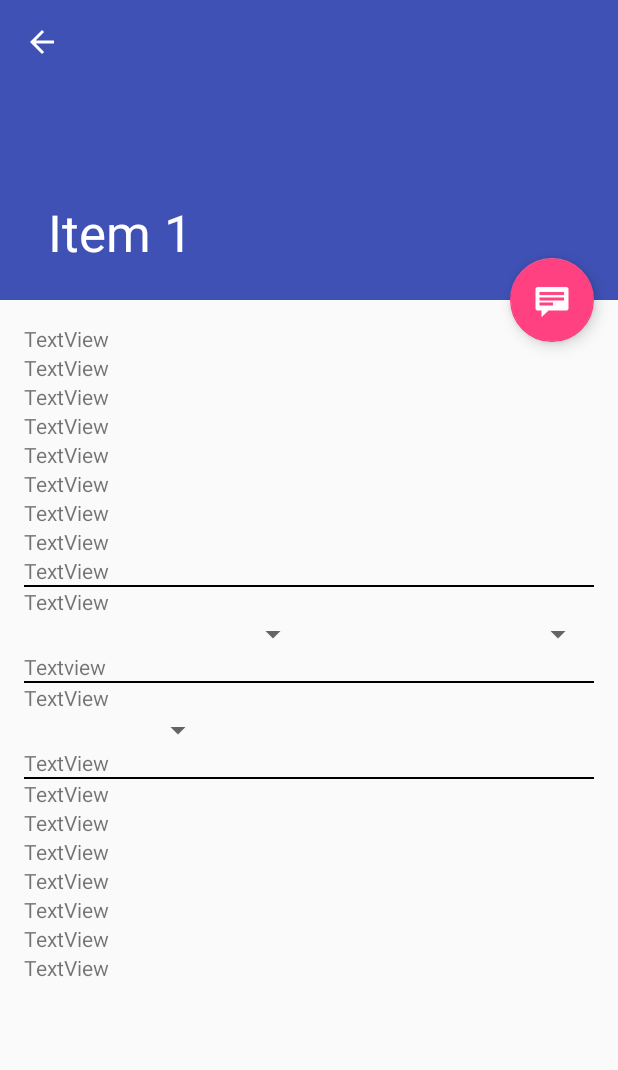
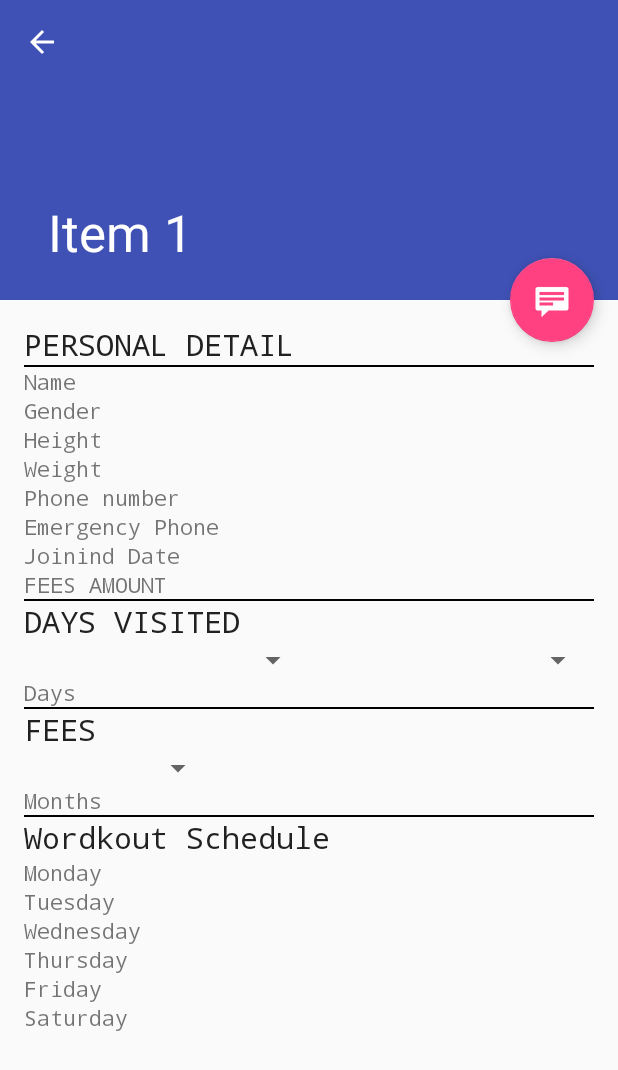
Before and after one commit to AI0497/Layouts, an Android app: the fragment memberDetailFragment placed in its activity, after a tap on an icon or button, on a phone screen of 412 x 824 dp. Shown: the top 1070 px of the screen. Run offline under Robolectric (Android 15) with nearby library versions, the phone set to English and light mode, and no system bars; 2 statements that could not run were skipped.

Commit message:
member detail edited- placeholders added

```diff
--- a/app/src/main/res/layout/content_attendance_mark.xml
+++ b/app/src/main/res/layout/content_attendance_mark.xml
@@ -22,6 +22,6 @@
         <android.support.v7.widget.RecyclerView
             android:layout_width="match_parent"
             android:layout_height="match_parent"
-            tools:listitem="@layout/attendance_list" />
+            tools:listitem="@layout/list_item_attendance" />
     </LinearLayout>
 </android.support.constraint.ConstraintLayout>
--- a/app/src/main/res/layout/attendance_list.xml
+++ b/app/src/main/res/layout/list_item_attendance.xml
@@ -38,9 +38,8 @@
             <CheckBox
                 android:id="@+id/checkBox"
                 android:layout_width="0dp"
-                android:layout_height="128dp"
-                android:layout_weight="0.1"
-                android:text="CheckBox" />
+                android:layout_height="match_parent"
+                android:layout_weight="0.1" />
 
         </LinearLayout>
     </android.support.v7.widget.CardView>
--- a/app/src/main/res/layout/member_detail.xml
+++ b/app/src/main/res/layout/member_detail.xml
@@ -18,58 +18,74 @@
             android:id="@+id/tv_personal_detail"
             android:layout_width="match_parent"
             android:layout_height="wrap_content"
-            android:text="TextView"
-            android:textAppearance="@style/TextAppearance.AppCompat.Small" />
+            android:autoText="false"
+            android:fontFamily="monospace"
+            android:text="PERSONAL DETAIL"
+            android:textAppearance="@style/TextAppearance.AppCompat.Title" />
+
+        <View
+            android:id="@+id/view2"
+            android:layout_width="match_parent"
+            android:layout_height="1dp"
+            android:background="@android:color/black" />
 
 
         <TextView
             android:id="@+id/tv_name"
             android:layout_width="match_parent"
             android:layout_height="wrap_content"
-            android:text="TextView" />
+            android:fontFamily="monospace"
+            android:text="Name" />
 
 
         <TextView
             android:id="@+id/tv_gender"
             android:layout_width="match_parent"
             android:layout_height="wrap_content"
-            android:text="TextView" />
+            android:fontFamily="monospace"
+            android:text="Gender" />
 
         <TextView
             android:id="@+id/tv_height"
             android:layout_width="match_parent"
             android:layout_height="wrap_content"
-            android:text="TextView" />
+            android:fontFamily="monospace"
+            android:text="Height" />
 
         <TextView
             android:id="@+id/tv_weight"
             android:layout_width="match_parent"
             android:layout_height="wrap_content"
-            android:text="TextView" />
+            android:fontFamily="monospace"
+            android:text="Weight" />
 
         <TextView
             android:id="@+id/tv_phone"
             android:layout_width="match_parent"
             android:layout_height="wrap_content"
-            android:text="TextView" />
+            android:fontFamily="monospace"
+            android:text="Phone number" />
 
         <TextView
             android:id="@+id/tv_emergency_phone"
             android:layout_width="match_parent"
             android:layout_height="wrap_content"
-            android:text="TextView" />
+            android:fontFamily="monospace"
+            android:text="Emergency Phone" />
 
         <TextView
             android:id="@+id/tv_joining_date"
             android:layout_width="match_parent"
             android:layout_height="wrap_content"
-            android:text="TextView" />
+            android:fontFamily="monospace"
+            android:text="Joinind Date" />
 
         <TextView
             android:id="@+id/tv_fees_amount"
             android:layout_width="match_parent"
             android:layout_height="wrap_content"
-            android:text="TextView" />
+            android:fontFamily="monospace"
+            android:text="FEES AMOUNT" />
 
         <View
             android:id="@+id/view1"
@@ -82,7 +98,9 @@
             android:id="@+id/tv_days_visited"
             android:layout_width="match_parent"
             android:layout_height="wrap_content"
-            android:text="TextView" />
+            android:fontFamily="monospace"
+            android:text="DAYS VISITED"
+            android:textAppearance="@style/TextAppearance.AppCompat.Title" />
 
         <LinearLayout
             android:layout_width="match_parent"
@@ -107,7 +125,8 @@
             android:id="@+id/tv_days"
             android:layout_width="match_parent"
             android:layout_height="wrap_content"
-            android:text="Textview" />
+            android:fontFamily="monospace"
+            android:text="Days " />
 
         <View
             android:id="@+id/view2"
@@ -119,7 +138,9 @@
             android:id="@+id/tv_fees"
             android:layout_width="match_parent"
             android:layout_height="wrap_content"
-            android:text="TextView" />
+            android:fontFamily="monospace"
+            android:text="FEES"
+            android:textAppearance="@style/TextAppearance.AppCompat.Title" />
 
         <LinearLayout
             android:layout_width="match_parent"
@@ -149,7 +170,8 @@
             android:id="@+id/tv_fees_months"
             android:layout_width="match_parent"
             android:layout_height="wrap_content"
-            android:text="TextView" />
+            android:fontFamily="monospace"
+            android:text="Months" />
 
         <View
             android:layout_width="match_parent"
@@ -160,43 +182,51 @@
             android:id="@+id/tv_schedule"
             android:layout_width="match_parent"
             android:layout_height="wrap_content"
-            android:text="TextView" />
+            android:fontFamily="monospace"
+            android:text="Wordkout Schedule"
+            android:textAppearance="@style/TextAppearance.AppCompat.Title" />
 
         <TextView
             android:id="@+id/tv_monday"
             android:layout_width="match_parent"
             android:layout_height="wrap_content"
-            android:text="TextView" />
+            android:fontFamily="monospace"
+            android:text="Monday" />
 
         <TextView
             android:id="@+id/tv_tuesday"
             android:layout_width="match_parent"
             android:layout_height="wrap_content"
-            android:text="TextView" />
+            android:fontFamily="monospace"
+            android:text="Tuesday" />
 
         <TextView
             android:id="@+id/tv_wednesday"
             android:layout_width="match_parent"
             android:layout_height="wrap_content"
-            android:text="TextView" />
+            android:fontFamily="monospace"
+            android:text="Wednesday" />
 
         <TextView
             android:id="@+id/tv_thursday"
             android:layout_width="match_parent"
             android:layout_height="wrap_content"
-            android:text="TextView" />
+            android:fontFamily="monospace"
+            android:text="Thursday" />
 
         <TextView
             android:id="@+id/tv_friday"
             android:layout_width="match_parent"
             android:layout_height="wrap_content"
-            android:text="TextView" />
+            android:fontFamily="monospace"
+            android:text="Friday" />
 
         <TextView
             android:id="@+id/tv_saturday"
             android:layout_width="match_parent"
             android:layout_height="wrap_content"
-            android:text="TextView" />
+            android:fontFamily="monospace"
+            android:text="Saturday" />
 
 
     </LinearLayout>
```
Also changed, not shown: app/src/main/res/layout/activity_main.xml (+6 -8 lines), app/src/main/res/layout/content_main.xml (+35 -63 lines).
